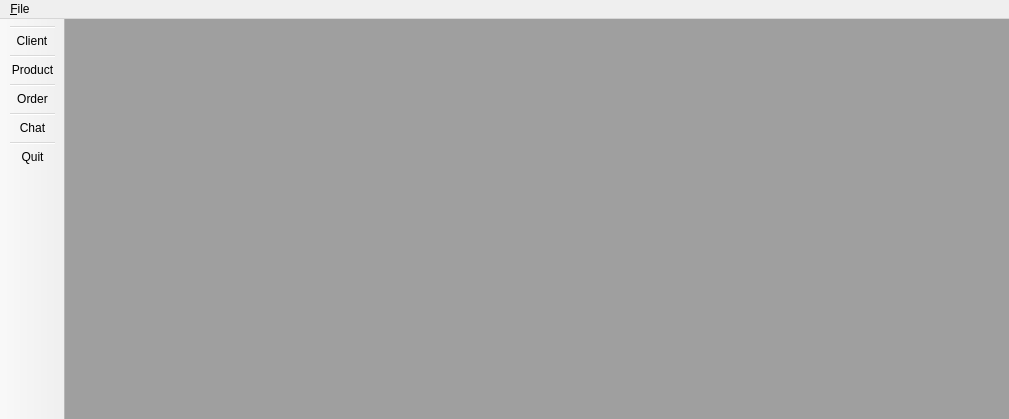
jshs214/Qt_Project, file Qt_Project(master)/mainwindow.ui: the form before one commit.
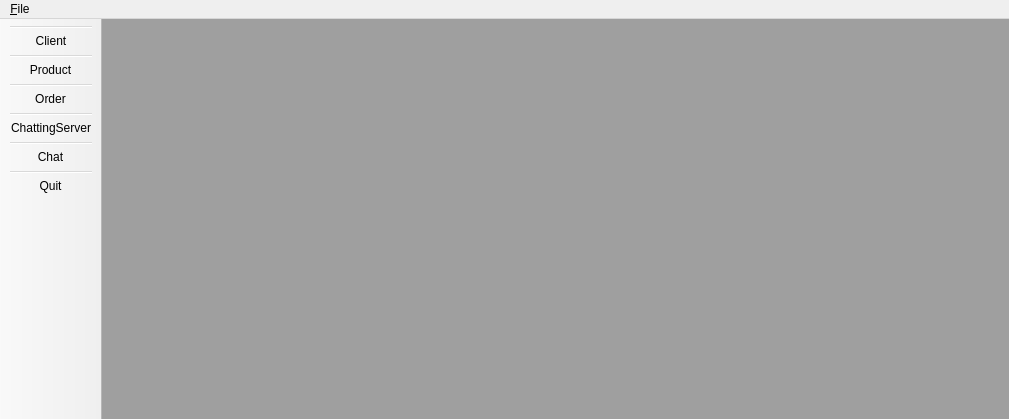
The form after the commit.

What changed in the file:
```diff
--- a/Qt_Project(master)/mainwindow.ui
+++ b/Qt_Project(master)/mainwindow.ui
@@ -29,6 +29,12 @@
     </property>
     <item>
      <widget class="QMdiArea" name="mdiArea">
+      <property name="sizePolicy">
+       <sizepolicy hsizetype="Preferred" vsizetype="Preferred">
+        <horstretch>0</horstretch>
+        <verstretch>0</verstretch>
+       </sizepolicy>
+      </property>
       <property name="viewMode">
        <enum>QMdiArea::TabbedView</enum>
       </property>
@@ -80,6 +86,8 @@
    <addaction name="separator"/>
    <addaction name="actionOrder"/>
    <addaction name="separator"/>
+   <addaction name="actionChatting"/>
+   <addaction name="separator"/>
    <addaction name="actionChat"/>
    <addaction name="separator"/>
    <addaction name="actionQuit"/>
```
